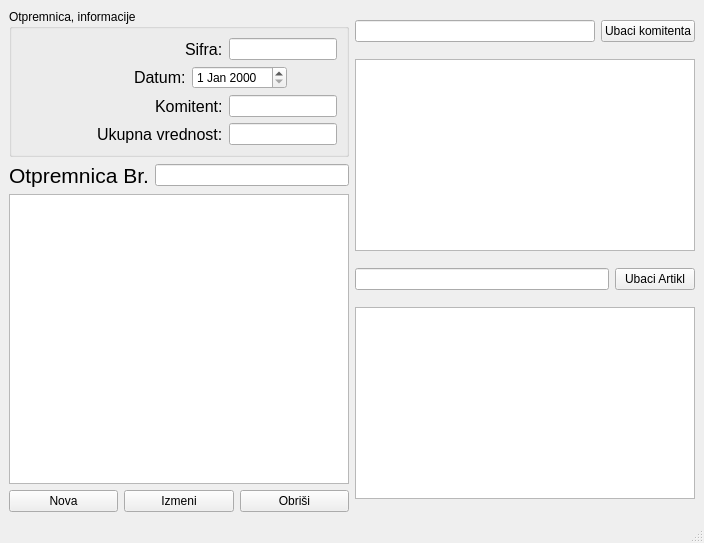
Old version of the form formaotpremnica.ui in the repository s-pab/Commercium.
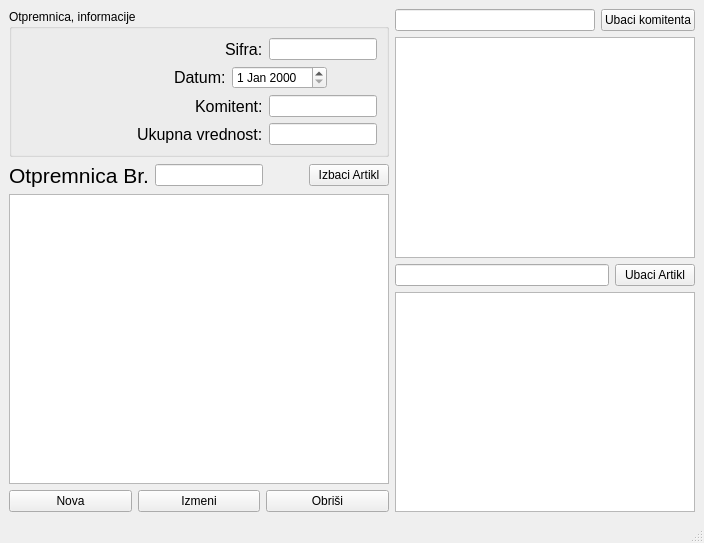
New version of the form.

What changed in the file:
```diff
--- a/formaotpremnica.ui
+++ b/formaotpremnica.ui
@@ -235,13 +235,33 @@
             <item>
              <widget class="QLineEdit" name="brojOtpremnice">
               <property name="sizePolicy">
-               <sizepolicy hsizetype="Expanding" vsizetype="Fixed">
+               <sizepolicy hsizetype="Fixed" vsizetype="Fixed">
                 <horstretch>0</horstretch>
                 <verstretch>0</verstretch>
                </sizepolicy>
               </property>
              </widget>
             </item>
+            <item>
+             <spacer name="horizontalSpacer_6">
+              <property name="orientation">
+               <enum>Qt::Horizontal</enum>
+              </property>
+              <property name="sizeHint" stdset="0">
+               <size>
+                <width>40</width>
+                <height>20</height>
+               </size>
+              </property>
+             </spacer>
+            </item>
+            <item>
+             <widget class="QPushButton" name="izbaciArtikl">
+              <property name="text">
+               <string>Izbaci Artikl</string>
+              </property>
+             </widget>
+            </item>
            </layout>
           </item>
           <item>
@@ -301,7 +321,7 @@
         <item>
          <widget class="QTableView" name="prikazKomitenta">
           <property name="sizePolicy">
-           <sizepolicy hsizetype="Expanding" vsizetype="Fixed">
+           <sizepolicy hsizetype="Expanding" vsizetype="Expanding">
             <horstretch>0</horstretch>
             <verstretch>0</verstretch>
            </sizepolicy>
@@ -331,7 +351,7 @@
         <item>
          <widget class="QTableView" name="prikazArtikla">
           <property name="sizePolicy">
-           <sizepolicy hsizetype="Expanding" vsizetype="Fixed">
+           <sizepolicy hsizetype="Expanding" vsizetype="Expanding">
             <horstretch>0</horstretch>
             <verstretch>0</verstretch>
            </sizepolicy>
```
Left out of the diff: 6 changed lines with no effect on the pictures.
